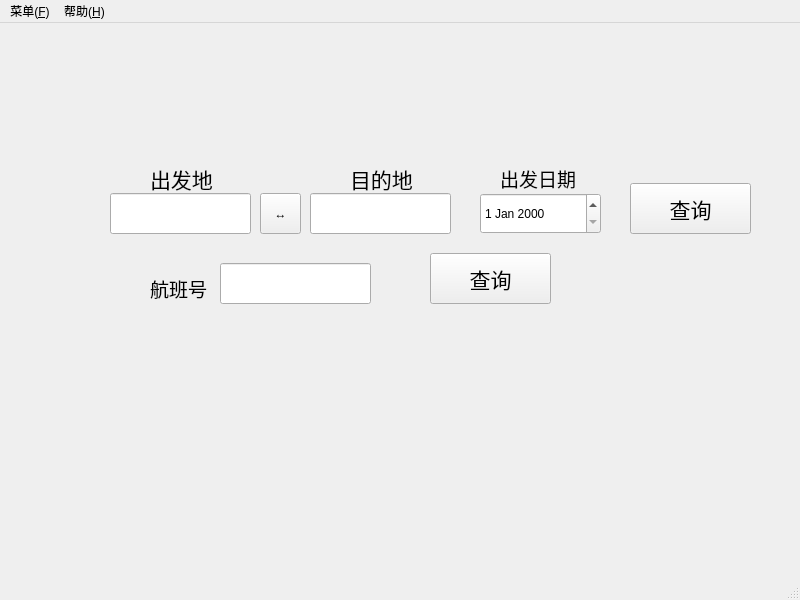
BarryDeng/CPP_CurriculumDesign, file passengermainwindow.ui: the form before one commit.
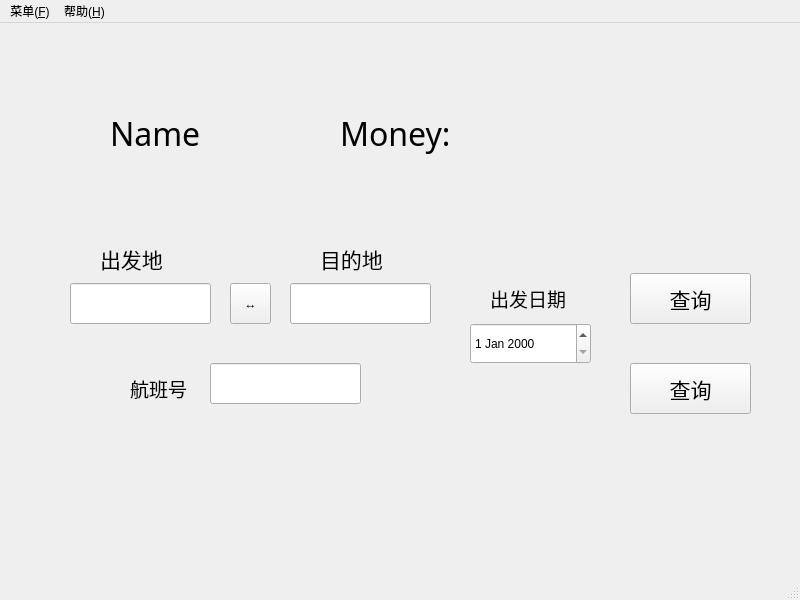
The form after the commit.

Patch:
```diff
--- a/passengermainwindow.ui
+++ b/passengermainwindow.ui
@@ -17,8 +17,8 @@
    <widget class="QLineEdit" name="lineEdit">
     <property name="geometry">
      <rect>
-      <x>110</x>
-      <y>170</y>
+      <x>70</x>
+      <y>260</y>
       <width>141</width>
       <height>41</height>
      </rect>
@@ -33,8 +33,8 @@
    <widget class="QLineEdit" name="lineEdit_2">
     <property name="geometry">
      <rect>
-      <x>310</x>
-      <y>170</y>
+      <x>290</x>
+      <y>260</y>
       <width>141</width>
       <height>41</height>
      </rect>
@@ -49,8 +49,8 @@
    <widget class="QDateEdit" name="dateEdit">
     <property name="geometry">
      <rect>
-      <x>480</x>
-      <y>170</y>
+      <x>470</x>
+      <y>300</y>
       <width>121</width>
       <height>41</height>
      </rect>
@@ -59,9 +59,9 @@
    <widget class="QLabel" name="label">
     <property name="geometry">
      <rect>
-      <x>150</x>
-      <y>140</y>
-      <width>81</width>
+      <x>100</x>
+      <y>220</y>
+      <width>71</width>
       <height>31</height>
      </rect>
     </property>
@@ -78,8 +78,8 @@
    <widget class="QLabel" name="label_2">
     <property name="geometry">
      <rect>
-      <x>350</x>
-      <y>140</y>
+      <x>320</x>
+      <y>220</y>
       <width>81</width>
       <height>31</height>
      </rect>
@@ -97,8 +97,8 @@
    <widget class="QLabel" name="label_3">
     <property name="geometry">
      <rect>
-      <x>500</x>
-      <y>140</y>
+      <x>490</x>
+      <y>260</y>
       <width>81</width>
       <height>31</height>
      </rect>
@@ -116,8 +116,8 @@
    <widget class="QToolButton" name="toolButton">
     <property name="geometry">
      <rect>
-      <x>260</x>
-      <y>170</y>
+      <x>230</x>
+      <y>260</y>
       <width>41</width>
       <height>41</height>
      </rect>
@@ -130,7 +130,7 @@
     <property name="geometry">
      <rect>
       <x>630</x>
-      <y>160</y>
+      <y>250</y>
       <width>121</width>
       <height>51</height>
      </rect>
@@ -148,8 +148,8 @@
    <widget class="QLineEdit" name="lineEdit_3">
     <property name="geometry">
      <rect>
-      <x>220</x>
-      <y>240</y>
+      <x>210</x>
+      <y>340</y>
       <width>151</width>
       <height>41</height>
      </rect>
@@ -164,8 +164,8 @@
    <widget class="QLabel" name="label_4">
     <property name="geometry">
      <rect>
-      <x>150</x>
-      <y>250</y>
+      <x>130</x>
+      <y>350</y>
       <width>61</width>
       <height>31</height>
      </rect>
@@ -183,8 +183,8 @@
    <widget class="QPushButton" name="pushButton_2">
     <property name="geometry">
      <rect>
-      <x>430</x>
-      <y>230</y>
+      <x>630</x>
+      <y>340</y>
       <width>121</width>
       <height>51</height>
      </rect>
@@ -199,6 +199,44 @@
      <string>查询</string>
     </property>
    </widget>
+   <widget class="QLabel" name="Name">
+    <property name="geometry">
+     <rect>
+      <x>110</x>
+      <y>80</y>
+      <width>121</width>
+      <height>61</height>
+     </rect>
+    </property>
+    <property name="font">
+     <font>
+      <family>微软雅黑</family>
+      <pointsize>24</pointsize>
+     </font>
+    </property>
+    <property name="text">
+     <string>Name</string>
+    </property>
+   </widget>
+   <widget class="QLabel" name="Money">
+    <property name="geometry">
+     <rect>
+      <x>340</x>
+      <y>70</y>
+      <width>301</width>
+      <height>81</height>
+     </rect>
+    </property>
+    <property name="font">
+     <font>
+      <family>微软雅黑</family>
+      <pointsize>24</pointsize>
+     </font>
+    </property>
+    <property name="text">
+     <string>Money: </string>
+    </property>
+   </widget>
   </widget>
   <widget class="QMenuBar" name="menubar">
    <property name="geometry">
```
Left out of the diff: 6 changed lines with no effect on the pictures.
